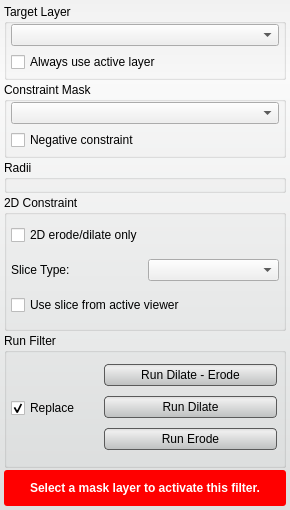
This is src/Interface/ToolInterface/BinaryDilateErodeFilterInterface.ui in SCIInstitute/Seg3D as Qt 5 draws it before an edit. The edited form follows.
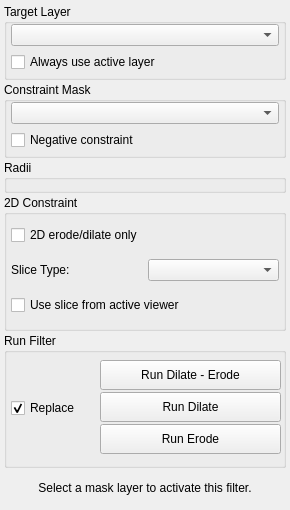
This is the edited form. Custom widgets are drawn as their Qt base class.

The edit to the form file:
```diff
--- a/src/Interface/ToolInterface/BinaryDilateErodeFilterInterface.ui
+++ b/src/Interface/ToolInterface/BinaryDilateErodeFilterInterface.ui
@@ -19,34 +19,6 @@
   <property name="windowTitle">
    <string>Binary Dilate Erode</string>
   </property>
-  <property name="styleSheet">
-   <string notr="true">QWidget#BinaryDilateErodeFilterInterface{
-  border-radius: 3px;
-  background-color: qlineargradient(spread:pad, x1:0.5, y1:0, x2:0.5, y2:0.960227, stop:0 rgba(241, 241, 241, 255), stop:0.155779 rgba(250, 250, 250, 255), stop:1 rgba(222, 224, 224, 255));      
-}
-
-
-QPushButton{
-  background-color: qlineargradient(spread:pad, x1:0.5, y1:0, x2:0.5, y2:0.960227, stop:0 rgba(221, 221, 221, 255), stop:0.155779 rgba(238, 238, 238, 255), stop:1 rgba(192, 194, 194, 255));
-  border-radius: 4px;
-  border: 1px solid rgb(90, 90, 90);
-  margin:4px;
-}
-
-QPushButton:hover{
-  background-color: qlineargradient(spread:pad, x1:0.5, y1:0, x2:0.5, y2:1, stop:0 rgba(195, 195, 195, 255), stop:0.253769 rgba(206, 206, 206, 255), stop:1 rgba(185, 185, 185, 255));
-  border-radius: 4px;
-  border: 1px solid rgb(90, 90, 90);
-  margin:4px;
-}
-
-QPushButton:pressed{
-  background-color: qlineargradient(spread:pad, x1:0.5, y1:0, x2:0.5, y2:1, stop:0 rgba(150, 150, 150, 255), stop:0.753769 rgba(206, 206, 206, 255), stop:1 rgba(185, 185, 185, 255));
-  border-radius: 4px;
-  border: 1px solid rgb(90, 90, 90);
-  margin:4px;
-}</string>
-  </property>
   <layout class="QVBoxLayout" name="verticalLayout_3">
    <property name="spacing">
     <number>2</number>
@@ -458,17 +430,6 @@
        <height>32</height>
       </size>
      </property>
-     <property name="styleSheet">
-      <string notr="true">QLabel#message_{
-  color: white;
-  font: bold;
-}
-
-QWidget#message_alert_{
-  border-radius: 3px;
-  background-color: red;
-}</string>
-     </property>
      <layout class="QHBoxLayout" name="horizontalLayout_5">
       <property name="spacing">
        <number>0</number>
```
Left out of the diff: 6 changed lines with no effect on the pictures.
